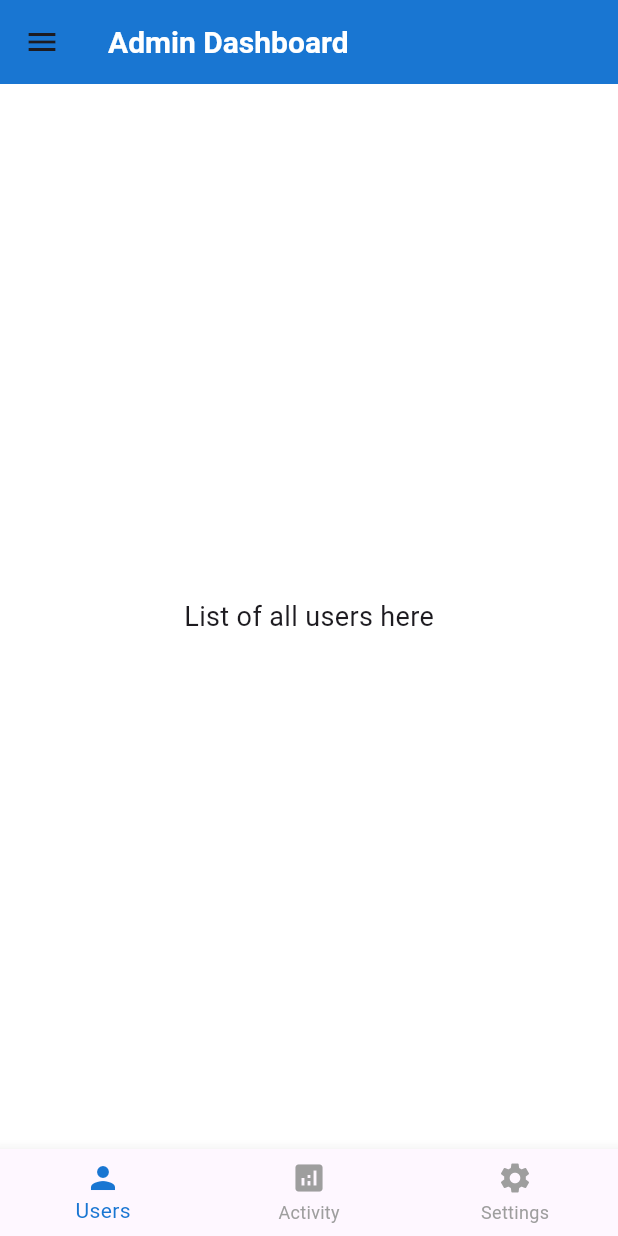
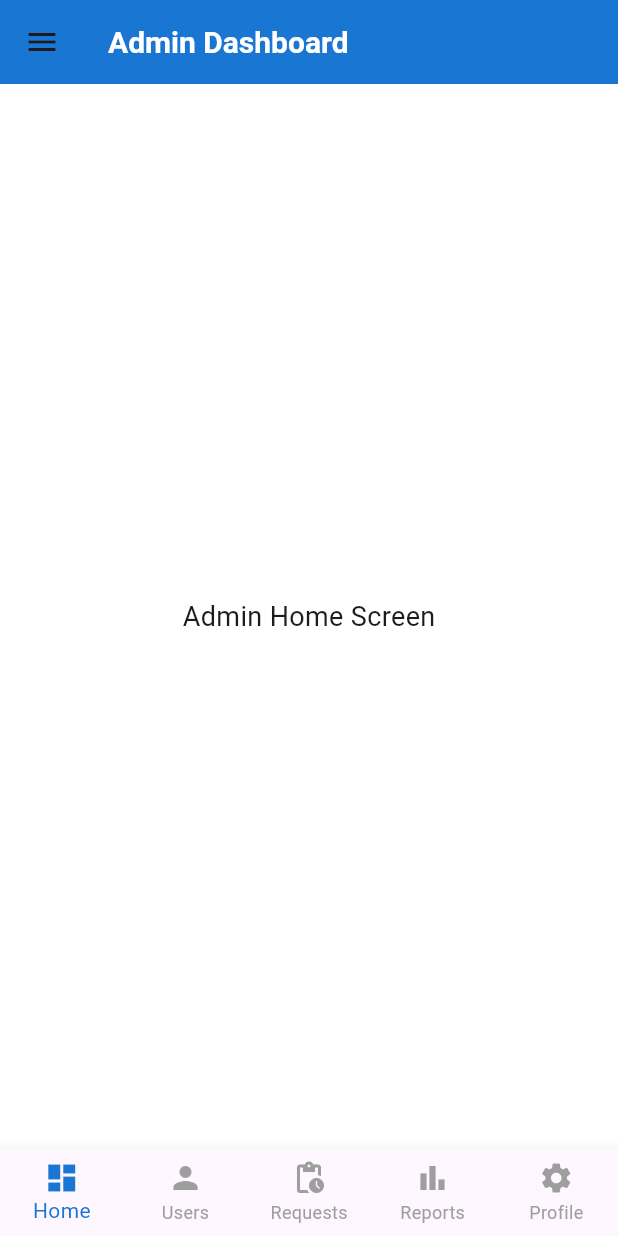
Before and after one commit to Pabitrakhadka517/tutor_finder, a Flutter app: the AdminDashboard screen opened directly, on a phone screen of 412 x 824 dp. Run offline on Flutter 3.47's test engine with Material 3 defaults, Android fonts, the light colour scheme and no system bars; Roboto replaces fonts that are missing (OpenSans).

Commit message:
Admin Dashboard Done

```diff
--- /dev/null
+++ b/lib/screens/admin/home_screen.dart
@@ -0,0 +1,10 @@
+import 'package:flutter/material.dart';
+
+class AdminHomeScreen extends StatelessWidget {
+  const AdminHomeScreen({super.key});
+
+  @override
+  Widget build(BuildContext context) {
+    return const Center(child: Text('Admin Home Screen'));
+  }
+}
--- /dev/null
+++ b/lib/screens/admin/profile_screen.dart
@@ -0,0 +1,10 @@
+import 'package:flutter/material.dart';
+
+class AdminProfileScreen extends StatelessWidget {
+  const AdminProfileScreen({super.key});
+
+  @override
+  Widget build(BuildContext context) {
+    return const Center(child: Text('Admin Profile Screen'));
+  }
+}
--- /dev/null
+++ b/lib/screens/admin/reports_screen.dart
@@ -0,0 +1,10 @@
+import 'package:flutter/material.dart';
+
+class AdminReportsScreen extends StatelessWidget {
+  const AdminReportsScreen({super.key});
+
+  @override
+  Widget build(BuildContext context) {
+    return const Center(child: Text('Admin Reports Screen'));
+  }
+}
--- a/lib/screens/dashboards/admin_dashboard.dart
+++ b/lib/screens/dashboards/admin_dashboard.dart
@@ -1,4 +1,9 @@
 import 'package:flutter/material.dart';
+import 'package:tutor_finder/screens/admin/home_screen.dart';
+import 'package:tutor_finder/screens/admin/profile_screen.dart';
+import 'package:tutor_finder/screens/admin/reports_screen.dart';
+import 'package:tutor_finder/screens/admin/requests_screen.dart';
+import 'package:tutor_finder/screens/admin/users_screen.dart';
 
 class AdminDashboard extends StatefulWidget {
   const AdminDashboard({super.key});
@@ -11,9 +16,11 @@ class _AdminDashboardState extends State<AdminDashboard> {
   int _selectedIndex = 0;
 
   final List<Widget> _pages = [
-    const UsersPage(),
-    const ActivityPage(),
-    const SettingsPage(),
+    const AdminHomeScreen(),
+    const AdminUsersScreen(),
+    const AdminRequestsScreen(),
+    const AdminReportsScreen(),
+    const AdminProfileScreen(),
   ];
 
   void _onItemTapped(int index) {
@@ -25,9 +32,7 @@ class _AdminDashboardState extends State<AdminDashboard> {
   @override
   Widget build(BuildContext context) {
     return Scaffold(
-      appBar: AppBar(
-        title: const Text('Admin Dashboard'), // uses AppBarTheme
-      ),
+      appBar: AppBar(title: const Text('Admin Dashboard')),
       drawer: Drawer(
         child: ListView(
           padding: EdgeInsets.zero,
@@ -42,35 +47,42 @@ class _AdminDashboardState extends State<AdminDashboard> {
               ),
             ),
             ListTile(
-              leading: const Icon(Icons.person),
-              title: Text(
-                'Users',
-                style: Theme.of(context).textTheme.bodyMedium,
-              ),
+              leading: const Icon(Icons.dashboard),
+              title: const Text('Home'),
               onTap: () {
                 _onItemTapped(0);
                 Navigator.pop(context);
               },
             ),
             ListTile(
-              leading: const Icon(Icons.analytics),
-              title: Text(
-                'Activity',
-                style: Theme.of(context).textTheme.bodyMedium,
-              ),
+              leading: const Icon(Icons.person),
+              title: const Text('Users'),
               onTap: () {
                 _onItemTapped(1);
                 Navigator.pop(context);
               },
             ),
             ListTile(
-              leading: const Icon(Icons.settings),
-              title: Text(
-                'Settings',
-                style: Theme.of(context).textTheme.bodyMedium,
-              ),
+              leading: const Icon(Icons.pending_actions),
+              title: const Text('Requests'),
               onTap: () {
                 _onItemTapped(2);
+                Navigator.pop(context);
+              },
+            ),
+            ListTile(
+              leading: const Icon(Icons.bar_chart),
+              title: const Text('Reports'),
+              onTap: () {
+                _onItemTapped(3);
+                Navigator.pop(context);
+              },
+            ),
+            ListTile(
+              leading: const Icon(Icons.settings),
+              title: const Text('Profile'),
+              onTap: () {
+                _onItemTapped(4);
                 Navigator.pop(context);
               },
             ),
@@ -81,61 +93,21 @@ class _AdminDashboardState extends State<AdminDashboard> {
       bottomNavigationBar: BottomNavigationBar(
         currentIndex: _selectedIndex,
         onTap: _onItemTapped,
+        type: BottomNavigationBarType.fixed,
         items: const [
+          BottomNavigationBarItem(icon: Icon(Icons.dashboard), label: 'Home'),
           BottomNavigationBarItem(icon: Icon(Icons.person), label: 'Users'),
           BottomNavigationBarItem(
-            icon: Icon(Icons.analytics),
-            label: 'Activity',
+            icon: Icon(Icons.pending_actions),
+            label: 'Requests',
           ),
           BottomNavigationBarItem(
-            icon: Icon(Icons.settings),
-            label: 'Settings',
+            icon: Icon(Icons.bar_chart),
+            label: 'Reports',
           ),
+          BottomNavigationBarItem(icon: Icon(Icons.settings), label: 'Profile'),
         ],
       ),
     );
   }
 }
-
-// Pages using theme text
-class UsersPage extends StatelessWidget {
-  const UsersPage({super.key});
-
-  @override
-  Widget build(BuildContext context) {
-    return Center(
-      child: Text(
-        'List of all users here',
-        style: Theme.of(context).textTheme.bodyMedium,
-      ),
-    );
-  }
-}
-
-class ActivityPage extends StatelessWidget {
-  const ActivityPage({super.key});
-
-  @override
-  Widget build(BuildContext context) {
-    return Center(
-      child: Text(
-        'Recent activity logs',
-        style: Theme.of(context).textTheme.bodyMedium,
-      ),
-    );
-  }
-}
-
-class SettingsPage extends StatelessWidget {
-  const SettingsPage({super.key});
-
-  @override
-  Widget build(BuildContext context) {
-    return Center(
-      child: Text(
-        'Admin settings here',
-        style: Theme.of(context).textTheme.bodyMedium,
-      ),
-    );
-  }
-}
--- a/pubspec.yaml
+++ b/pubspec.yaml
@@ -60,7 +60,7 @@ flutter:
   # To add assets to your application, add an assets section, like this:
   assets:
     - assets/images/
-    - assets/icons/
+    # - assets/icons/
 
 
   # An image asset can refer to one or more resolution-specific "variants", see
```
Also changed, not shown: lib/screens/admin/requests_screen.dart (added, +10 -0 lines), lib/screens/admin/users_screen.dart (added, +10 -0 lines).
